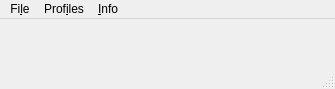
mauroalberti/gSurf, file gSurf/widgets/gSurf_0.3.0.ui: the form before one commit.
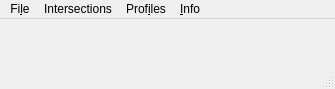
The form after the commit.

Commit message: Added intersection action

Diff of the .ui file:
```diff
--- a/gSurf/widgets/gSurf_0.3.0.ui
+++ b/gSurf/widgets/gSurf_0.3.0.ui
@@ -125,7 +125,14 @@
     <addaction name="separator"/>
     <addaction name="actCalcProfileStats"/>
    </widget>
+   <widget class="QMenu" name="menuIntersections">
+    <property name="title">
+     <string>Intersections</string>
+    </property>
+    <addaction name="actOpenDemIntersection"/>
+   </widget>
    <addaction name="menuFile"/>
+   <addaction name="menuIntersections"/>
    <addaction name="menuProfiles"/>
    <addaction name="menuHelp"/>
   </widget>
```
Left out of the diff: 5 changed lines with no effect on the pictures. The commit also changes 2 other files.
